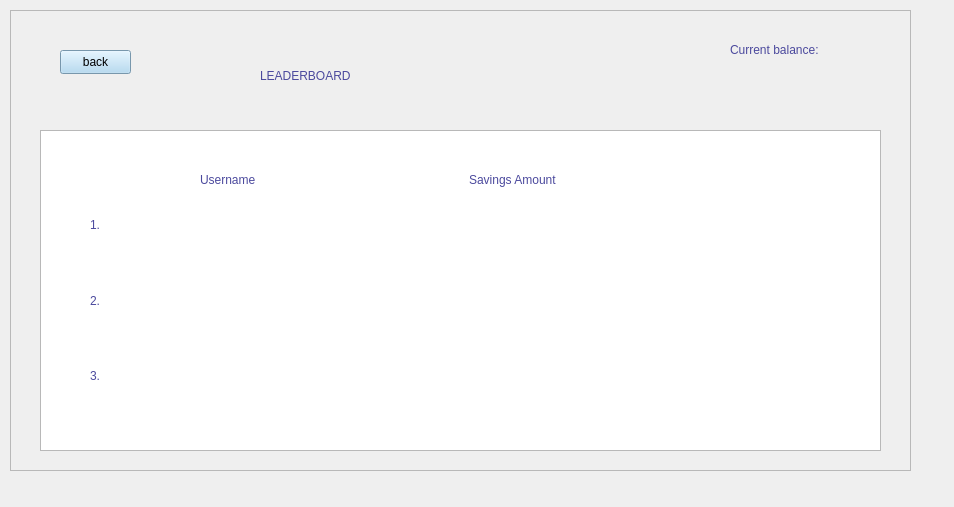
rawsashimi1604/1009_BankingSystem, file view/leaderboard.ui: the form before one commit.
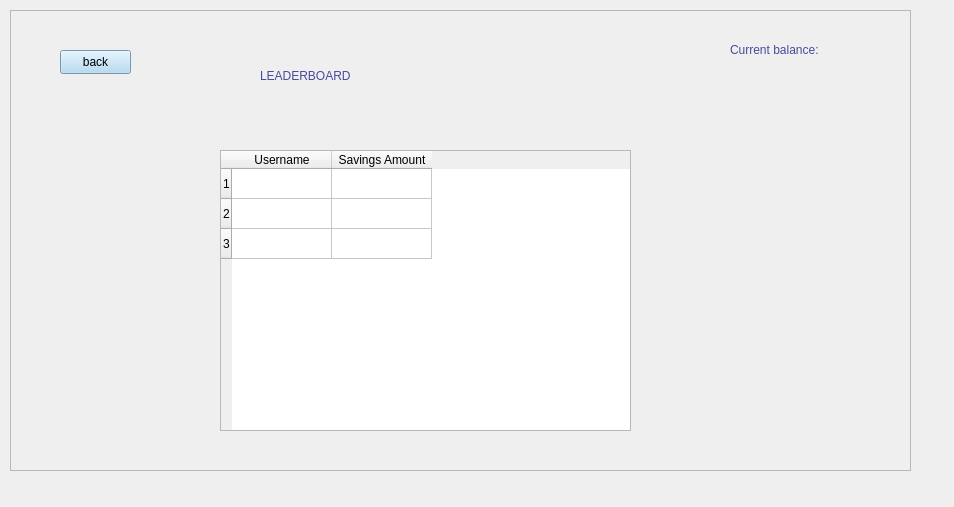
The form after the commit.

Diff of the .ui file:
```diff
--- a/view/leaderboard.ui
+++ b/view/leaderboard.ui
@@ -55,95 +55,6 @@
        <string>LEADERBOARD</string>
       </property>
      </widget>
-     <widget class="QTableWidget" name="tableWidget_2">
-      <property name="geometry">
-       <rect>
-        <x>30</x>
-        <y>120</y>
-        <width>841</width>
-        <height>321</height>
-       </rect>
-      </property>
-     </widget>
-     <widget class="QWidget" name="horizontalLayoutWidget_2">
-      <property name="geometry">
-       <rect>
-        <x>190</x>
-        <y>130</y>
-        <width>531</width>
-        <height>80</height>
-       </rect>
-      </property>
-      <layout class="QHBoxLayout" name="horizontalLayout_2">
-       <item>
-        <widget class="QLabel" name="label_8">
-         <property name="styleSheet">
-          <string notr="true">font: 700 15pt &quot;Segoe UI&quot;;
-color: rgb(75,73,157);</string>
-         </property>
-         <property name="text">
-          <string>Username</string>
-         </property>
-        </widget>
-       </item>
-       <item>
-        <widget class="QLabel" name="label_9">
-         <property name="styleSheet">
-          <string notr="true">font: 700 15pt &quot;Segoe UI&quot;;
-color: rgb(75,73,157);</string>
-         </property>
-         <property name="text">
-          <string>Savings Amount</string>
-         </property>
-        </widget>
-       </item>
-      </layout>
-     </widget>
-     <widget class="QWidget" name="verticalLayoutWidget_2">
-      <property name="geometry">
-       <rect>
-        <x>80</x>
-        <y>180</y>
-        <width>81</width>
-        <height>221</height>
-       </rect>
-      </property>
-      <layout class="QVBoxLayout" name="verticalLayout_2">
-       <item>
-        <widget class="QLabel" name="label_10">
-         <property name="styleSheet">
-          <string notr="true">font: 700 15pt &quot;Segoe UI&quot;;
-color: rgb(75,73,157);</string>
-         </property>
-         <property name="text">
-          <string>1.</string>
-         </property>
-        </widget>
-       </item>
-       <item>
-        <widget class="QLabel" name="label_11">
-         <property name="styleSheet">
-          <string notr="true">font: 700 15pt &quot;Segoe UI&quot;;
-color: rgb(75,73,157);</string>
-         </property>
-         <property name="text">
-          <string>2.</string>
-         </property>
-        </widget>
-       </item>
-       <item>
-        <widget class="QLabel" name="label_12">
-         <property name="styleSheet">
-          <string notr="true">font: 700 15pt &quot;Segoe UI&quot;;
-color: rgb(75,73,157);</string>
-         </property>
-         <property name="text">
-          <string>3.</string>
-         </property>
-        </widget>
-       </item>
-      </layout>
-     </widget>
      <widget class="QPushButton" name="back">
       <property name="geometry">
        <rect>
@@ -178,6 +89,44 @@
        <string>Current balance:</string>
       </property>
      </widget>
+     <widget class="QTableWidget" name="tableWidget">
+      <property name="geometry">
+       <rect>
+        <x>210</x>
+        <y>140</y>
+        <width>411</width>
+        <height>281</height>
+       </rect>
+      </property>
+      <property name="styleSheet">
+       <string notr="true">font: 700 9pt &quot;Segoe UI&quot;;</string>
+      </property>
+      <row>
+       <property name="text">
+        <string>1</string>
+       </property>
+      </row>
+      <row>
+       <property name="text">
+        <string>2</string>
+       </property>
+      </row>
+      <row>
+       <property name="text">
+        <string>3</string>
+       </property>
+      </row>
+      <column>
+       <property name="text">
+        <string>Username</string>
+       </property>
+      </column>
+      <column>
+       <property name="text">
+        <string>Savings Amount</string>
+       </property>
+      </column>
+     </widget>
     </widget>
    </widget>
   </widget>
```
